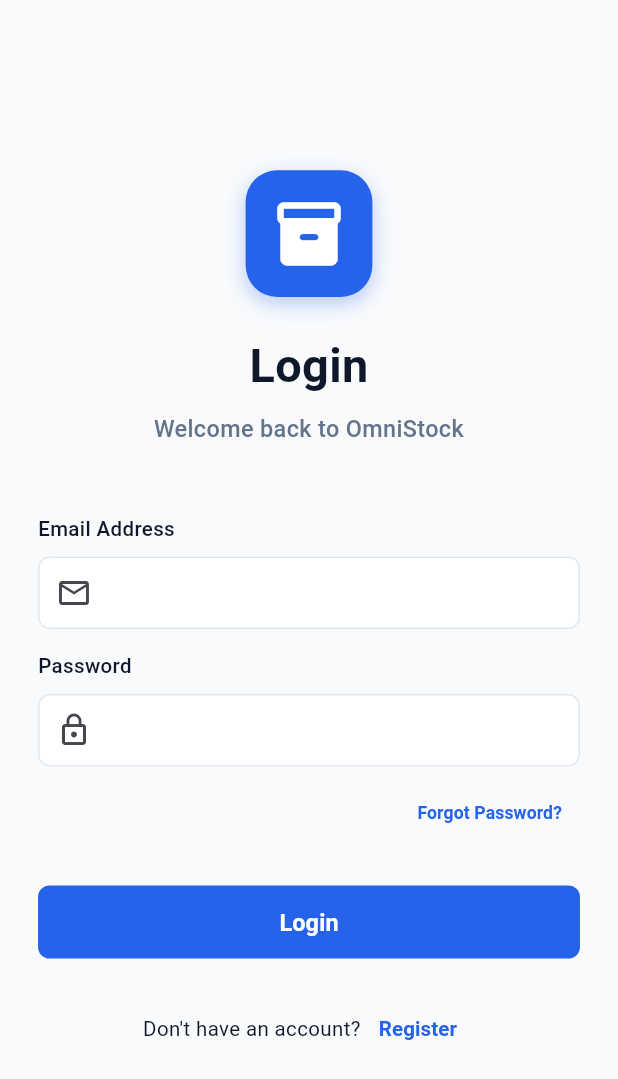
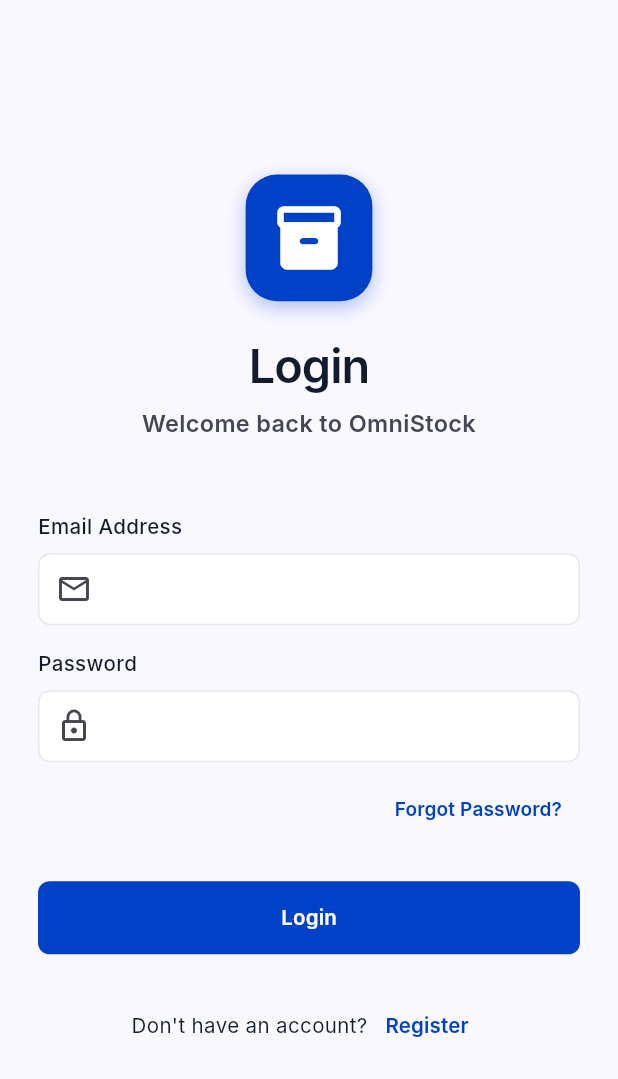
Before and after one commit to mahmoudr80/management_inventory_pro, a Flutter app: the screen it shows after launch, on a phone screen of 412 x 824 dp. Shown: the top 1079 px of the screen. Run offline on Flutter 3.47's test engine with Material 3 defaults, Android fonts, the phone set to English and light mode, and no system bars; our stand-ins replace bloc, easy_localization, flutter_bloc, flutter_screenutil, get_it, supabase_flutter; missing offline and left inert: window_manager; accounts and stored records are empty; Roboto replaces fonts that are missing (Inter); project files that could hold a hidden picture were left out.

```diff
--- a/management_inventory_pro/lib/core/theme/app_colors.dart
+++ b/management_inventory_pro/lib/core/theme/app_colors.dart
@@ -1,22 +1,50 @@
 import 'package:flutter/material.dart';
 
 class AppColors {
-  static const Color primary = Color(0xFF2563EB); // Modern Deep Blue
-  static const Color primaryDark = Color(0xFF1D4ED8);
+  // Brand Colors (Precision Operational Interface spec)
+  static const Color primary = Color(0xFF0041C8); // Operational Blue
+  static const Color primaryContainer = Color(0xFF0055FF);
+  static const Color onPrimary = Color(0xFFFFFFFF);
+
+  static const Color secondary = Color(0xFF505F76); // Slate
+  static const Color onSecondary = Color(0xFFFFFFFF);
+
+  static const Color background = Color(0xFFFAF8FF);
+  static const Color backgroundSideBar = Color(0xFF283044); // inverse-surface / slate dark
+  static const Color sideBarItems = Color(0xFFDCE1FF);
+  static const Color sideBarItemsActive = Color(0xFFFFFFFF);
+  static const Color sideBarBackgroundActive = Color(0xFF38485D); // secondary-fixed-variant
+
+  static const Color surface = Color(0xFFFFFFFF);
+  static const Color surfaceDim = Color(0xFFD2D9F4);
+  static const Color surfaceContainerLowest = Color(0xFFFFFFFF);
+  static const Color surfaceContainerLow = Color(0xFFF2F3FF);
+  static const Color surfaceContainer = Color(0xFFEAEDFF);
+  static const Color surfaceContainerHigh = Color(0xFFE2E7FF);
+  static const Color surfaceContainerHighest = Color(0xFFDAE2FD);
+
+  static const Color textPrimary = Color(0xFF131B2E); // on-surface
+  static const Color textSecondary = Color(0xFF434656); // on-surface-variant
+
+  static const Color border = Color(0xFFE2E8F0); // soft border
+  static const Color outline = Color(0xFF737688);
+  static const Color outlineVariant = Color(0xFFC3C5D9);
+
+  // Functional Accents
+  static const Color error = Color(0xFFBA1A1A);
+  static const Color errorContainer = Color(0xFFFFDAD6);
+  static const Color onError = Color(0xFFFFFFFF);
+
+  static const Color success = Color(0xFF047857); // Healthy / completed
+  static const Color successContainer = Color(0xFFD0F2E6);
+  static const Color warning = Color(0xFFF59E0B); // Amber / low stock
+  static const Color warningContainer = Color(0xFFFEF3C7);
+
+  static const Color info = Color(0xFF0284C7); // info / pending
+  static const Color infoContainer = Color(0xFFE0F2FE);
+
+  // Backward compatibility getters
+  static const Color primaryDark = Color(0xFF0039B3);
   static const Color primaryLight = Color(0xFF60A5FA);
-
-  static const Color secondary = Color(0xFF10B981); // Emerald Green
-  static const Color secondaryDark = Color(0xFF047857);
-
-  static const Color background = Color(0xFFF8FAFC);
-  static const Color surface = Colors.white;
-
-  static const Color textPrimary = Color(0xFF0F172A);
-  static const Color textSecondary = Color(0xFF64748B);
-
-  static const Color border = Color(0xFFE2E8F0);
-
-  static const Color error = Color(0xFFEF4444);
-  static const Color success = Color(0xFF10B981);
-  static const Color warning = Color(0xFFF59E0B);
+  static const Color secondaryDark = Color(0xFF0B1C30);
 }
--- a/management_inventory_pro/lib/core/theme/app_text_styles.dart
+++ b/management_inventory_pro/lib/core/theme/app_text_styles.dart
@@ -3,39 +3,91 @@
 import 'app_colors.dart';
 
 class AppTextStyles {
-  static TextStyle get heading1 => TextStyle(
-    fontSize: 32.sp.clamp(24, 40),
-    fontWeight: FontWeight.bold,
+  // Display style (display-lg/md)
+  static TextStyle get display => TextStyle(
+    fontFamily: 'Inter',
+    fontSize: 32.sp.clamp(24.0, 40.0),
+    fontWeight: FontWeight.w600,
+    height: 40 / 32,
+    letterSpacing: -0.02 * 32,
     color: AppColors.textPrimary,
   );
 
-  static TextStyle get heading2 => TextStyle(
-    fontSize: 24.sp.clamp(18.0, 30),
-    fontWeight: FontWeight.bold,
+  // Headline Medium
+  static TextStyle get headlineMd => TextStyle(
+    fontFamily: 'Inter',
+    fontSize: 20.sp.clamp(16.0, 24.0),
+    fontWeight: FontWeight.w600,
+    height: 28 / 20,
+    letterSpacing: -0.01 * 20,
     color: AppColors.textPrimary,
   );
 
-  static TextStyle get subtitle => TextStyle(
-    fontSize: 16.sp.clamp(12, 20),
-    fontWeight: FontWeight.w500,
+  // Headline Small
+  static TextStyle get headlineSm => TextStyle(
+    fontFamily: 'Inter',
+    fontSize: 16.sp.clamp(14.0, 20.0),
+    fontWeight: FontWeight.w600,
+    height: 24 / 16,
+    color: AppColors.textPrimary,
+  );
+
+  // Body Large
+  static TextStyle get bodyLg => TextStyle(
+    fontFamily: 'Inter',
+    fontSize: 16.sp.clamp(14.0, 20.0),
+    fontWeight: FontWeight.w400,
+    height: 24 / 16,
+    color: AppColors.textPrimary,
+  );
+
+  // Body Medium
+  static TextStyle get bodyMd => TextStyle(
+    fontFamily: 'Inter',
+    fontSize: 14.sp.clamp(12.0, 16.0),
+    fontWeight: FontWeight.w400,
+    height: 20 / 14,
+    color: AppColors.textPrimary,
+  );
+
+  // Body Small
+  static TextStyle get bodySm => TextStyle(
+    fontFamily: 'Inter',
+    fontSize: 13.sp.clamp(11.0, 15.0),
+    fontWeight: FontWeight.w400,
+    height: 18 / 13,
     color: AppColors.textSecondary,
   );
 
-  static TextStyle get body => TextStyle(
-    fontSize: 14.sp.clamp(11, 17),
-    fontWeight: FontWeight.normal,
+  // Label Caps
+  static TextStyle get labelCaps => TextStyle(
+    fontFamily: 'Inter',
+    fontSize: 11.sp.clamp(9.0, 13.0),
+    fontWeight: FontWeight.w600,
+    height: 16 / 11,
+    letterSpacing: 0.05 * 11,
+    color: AppColors.textSecondary,
+  );
+
+  // Data Mono (JetBrains Mono for numbers/SKUs)
+  static TextStyle get dataMono => TextStyle(
+    fontFamily: 'JetBrainsMono', // Standard fallback or configured font
+    fontSize: 13.sp.clamp(11.0, 15.0),
+    fontWeight: FontWeight.w400,
+    height: 20 / 13,
     color: AppColors.textPrimary,
   );
 
-  static TextStyle get bodySmall => TextStyle(
-    fontSize: (12.sp).clamp(9.0, 15),
-    fontWeight: FontWeight.normal,
-    color: AppColors.textSecondary,
-  );
-
+  // Compatibility get properties for existing widgets
+  static TextStyle get heading1 => display;
+  static TextStyle get heading2 => headlineMd;
+  static TextStyle get subtitle => headlineSm;
+  static TextStyle get body => bodyMd;
+  static TextStyle get bodySmall => bodySm;
   static TextStyle get buttonText => TextStyle(
-    fontSize: 16.sp.clamp(12.0, 20),
+    fontFamily: 'Inter',
+    fontSize: 14.sp.clamp(12.0, 16.0),
     fontWeight: FontWeight.w600,
-    color: AppColors.surface,
+    color: AppColors.onPrimary,
   );
 }
--- /dev/null
+++ b/management_inventory_pro/lib/features/home/cubit/home_cubit.dart
@@ -0,0 +1,15 @@
+import 'package:bloc/bloc.dart';
+import 'package:meta/meta.dart';
+
+part 'home_state.dart';
+
+class HomeCubit extends Cubit<HomeState> {
+  HomeCubit() : super(HomeInitial());
+
+  void navigate(int index){
+    if(index!=state.currentIndex){
+      emit(NavigateState(index));
+
+    }
+  }
+}
--- /dev/null
+++ b/management_inventory_pro/lib/features/home/cubit/home_state.dart
@@ -0,0 +1,16 @@
+part of 'home_cubit.dart';
+
+@immutable
+sealed class HomeState {
+  final int currentIndex;
+
+  const HomeState(this.currentIndex);
+}
+
+final class HomeInitial extends HomeState {
+  const HomeInitial():super(0);
+
+}
+final class NavigateState extends HomeState {
+  const NavigateState(super.currentIndex);
+}
--- a/management_inventory_pro/lib/main.dart
+++ b/management_inventory_pro/lib/main.dart
@@ -1,4 +1,3 @@
-
 import 'dart:io';
 
 import 'package:flutter/foundation.dart';
@@ -6,6 +5,7 @@
 import 'package:flutter_bloc/flutter_bloc.dart';
 import 'package:flutter_screenutil/flutter_screenutil.dart';
 import 'package:easy_localization/easy_localization.dart';
+import 'package:management_inventory_pro/features/home/cubit/home_cubit.dart';
 import 'package:management_inventory_pro/features/home/home_screen.dart';
 import 'package:supabase_flutter/supabase_flutter.dart';
 import 'package:window_manager/window_manager.dart';
@@ -18,15 +18,14 @@
 void main() async {
   WidgetsFlutterBinding.ensureInitialized();
   await EasyLocalization.ensureInitialized();
-  if(!kIsWeb &&
+  if (!kIsWeb &&
       (Platform.isWindows ||
           Platform.isLinux ||
           Platform.isMacOS)) {
     await windowManager.ensureInitialized();
     await windowManager.setMinimumSize(
-        Size(1000,650)
+        Size(1000, 650)
     );
-
   }
 
   // Initialize Dependency Injection
@@ -76,8 +75,11 @@
               useMaterial3: true,
             ),
             home:
-            !kIsWeb&& defaultTargetPlatform==TargetPlatform.windows?
-            HomeScreen(): LoginScreen(),
+            !kIsWeb && defaultTargetPlatform == TargetPlatform.windows ?
+            BlocProvider(
+              create: (context) => HomeCubit(),
+              child: HomeScreen(),
+            ) : LoginScreen(),
           ),
         );
       },
```
Also changed, not shown: management_inventory_pro/lib/core/components/side_bar_layout.dart (added, +201 -0 lines), management_inventory_pro/lib/features/home/home_screen.dart (+19 -1 lines), management_inventory_pro/pubspec.yaml (+8 -65 lines), management_inventory_pro/assets/icons/dashboardIcon.svg (added), management_inventory_pro/assets/icons/posIcon.svg (added), management_inventory_pro/assets/icons/productIcon.svg (added), management_inventory_pro/assets/icons/reportIcon.svg (added), management_inventory_pro/assets/icons/supplierIcon.svg (added), management_inventory_pro/assets/icons/warehouseIcon.svg (added), management_inventory_pro/assets/images/UserProfile2.svg (added), management_inventory_pro/assets/images/userProfile.png (added), management_inventory_pro/lib/generated/assets.gen.dart, management_inventory_pro/pubspec.lock.
